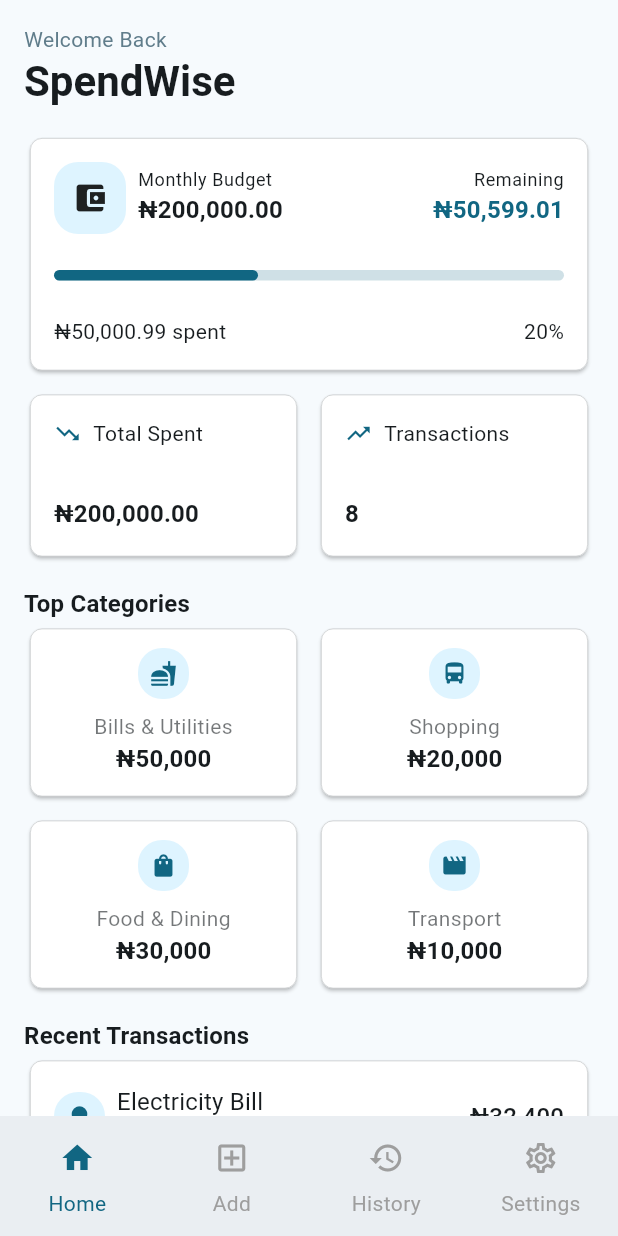
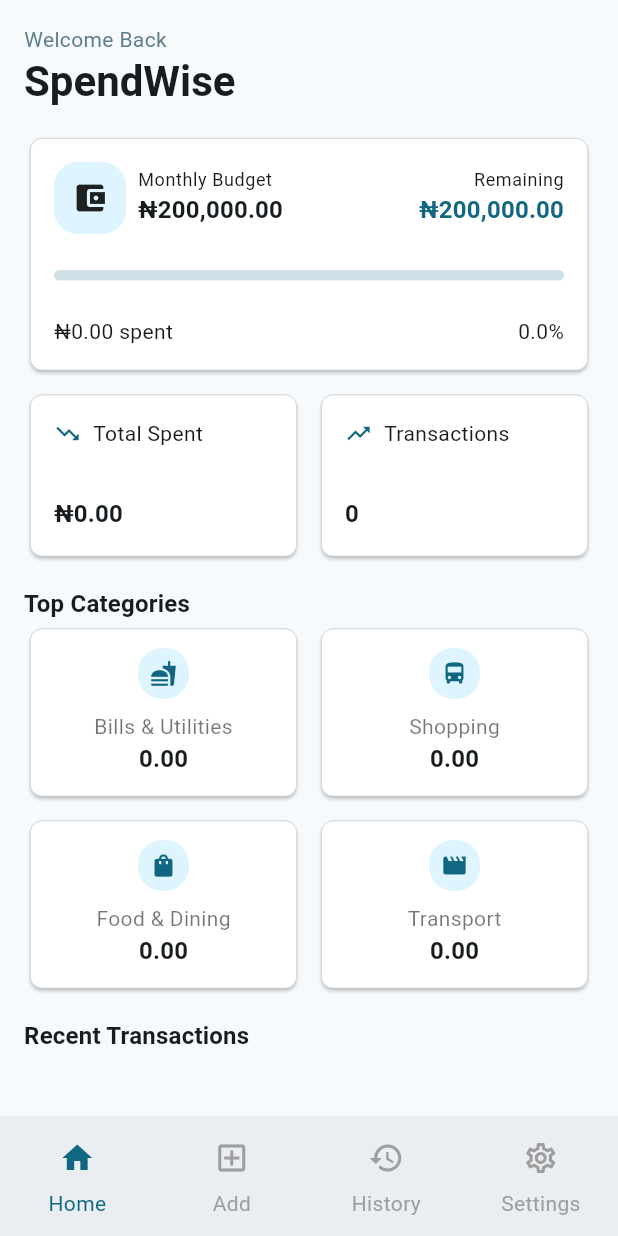
Before and after one commit to crystalz05/expense_tracker_flutter_app, a Flutter app: the screen it shows after launch, on a phone screen of 412 x 824 dp. Run offline on Flutter 3.47's test engine with Material 3 defaults, Android fonts, the light colour scheme and no system bars; our stand-ins replace dartz, equatable, flutter_bloc, get_it, hive, hive_flutter; accounts and stored records are empty.

Commit message:
Integrated the home page

```diff
--- /dev/null
+++ b/lib/features/expenses/domain/usecases/get_total_by_category.dart
@@ -0,0 +1,12 @@
+
+import 'package:expenses_tracker_app/features/expenses/domain/entities/expense.dart';
+
+class GetCategoryTotals {
+  Map<String, double> call(List<Expense> expenses){
+    final Map<String, double> totals = {};
+    for( var expense in expenses){
+      totals.update(expense.category, (value) => value + expense.amount, ifAbsent: ()=> expense.amount);
+    }
+    return totals;
+  }
+}
--- /dev/null
+++ b/lib/features/expenses/domain/usecases/get_total_spent.dart
@@ -0,0 +1,14 @@
+
+
+import 'package:expenses_tracker_app/features/expenses/domain/entities/expense.dart';
+
+class GetTotalSpent {
+
+  double call(List<Expense> expenses){
+    return expenses.fold(
+        0.0,
+        (sum, expense) => sum + expense.amount,
+    );
+  }
+
+}
--- a/lib/features/expenses/presentation/bloc/expense_bloc.dart
+++ b/lib/features/expenses/presentation/bloc/expense_bloc.dart
@@ -4,6 +4,8 @@
 import 'package:expenses_tracker_app/features/expenses/domain/usecases/delete_expense.dart';
 import 'package:expenses_tracker_app/features/expenses/domain/usecases/get_expense_by_id.dart';
 import 'package:expenses_tracker_app/features/expenses/domain/usecases/get_expenses.dart';
+import 'package:expenses_tracker_app/features/expenses/domain/usecases/get_total_by_category.dart';
+import 'package:expenses_tracker_app/features/expenses/domain/usecases/get_total_spent.dart';
 import 'package:expenses_tracker_app/features/expenses/domain/usecases/update_expense.dart';
 import 'package:expenses_tracker_app/features/expenses/presentation/bloc/expense_event.dart';
 import 'package:expenses_tracker_app/features/expenses/presentation/bloc/expense_state.dart';
@@ -11,6 +13,8 @@
 
 class ExpenseBloc extends Bloc<ExpenseEvent, ExpenseState> {
 
+  final GetCategoryTotals getCategoryTotals;
+  final GetTotalSpent getTotalSpent;
   final GetExpenses getExpenses;
   final GetExpenseById getExpenseById;
   final AddExpense addExpense;
@@ -18,6 +22,8 @@
   final DeleteExpense deleteExpense;
 
   ExpenseBloc({
+    required this.getCategoryTotals,
+    required this.getTotalSpent,
     required this.getExpenses,
     required this.getExpenseById,
     required this.addExpense,
@@ -40,7 +46,11 @@
 
     result.fold(
           (failure) => emit(ExpenseError(failure.message)),
-          (expenses) => emit(ExpensesLoaded(expenses)),
+          (expenses) {
+            final totalSpent = getTotalSpent(expenses);
+            final categoryTotals = getCategoryTotals(expenses);
+            emit(ExpensesLoaded(expenses, totalSpent, categoryTotals));
+          },
     );
   }
 
--- a/lib/features/expenses/presentation/bloc/expense_state.dart
+++ b/lib/features/expenses/presentation/bloc/expense_state.dart
@@ -23,10 +23,12 @@
 
 class ExpensesLoaded extends ExpenseState{
   final List<Expense> expenses;
-  const ExpensesLoaded(this.expenses);
+  final double totalSpent;
+  final Map<String, double> categoryTotals;
+  const ExpensesLoaded(this.expenses, this.totalSpent, this.categoryTotals);
 
   @override
-  List<Object?> get props => [expenses];
+  List<Object?> get props => [expenses, totalSpent, categoryTotals];
 }
 
 class ExpenseLoaded extends ExpenseState{
--- /dev/null
+++ b/lib/features/expenses/presentation/misc/formatter.dart
@@ -0,0 +1,4 @@
+
+import 'package:intl/intl.dart';
+
+final formatter = NumberFormat('#,##0.00', 'en_US');
--- a/lib/features/expenses/presentation/pages/home_page.dart
+++ b/lib/features/expenses/presentation/pages/home_page.dart
@@ -1,10 +1,14 @@
 
+import 'package:expenses_tracker_app/features/expenses/presentation/bloc/expense_bloc.dart';
+import 'package:expenses_tracker_app/features/expenses/presentation/bloc/expense_state.dart';
+import 'package:expenses_tracker_app/features/expenses/presentation/misc/formatter.dart';
 import 'package:expenses_tracker_app/features/expenses/presentation/mock_data/mock_data.dart';
 import 'package:expenses_tracker_app/features/expenses/presentation/widgets/balance_card_widget.dart';
 import 'package:expenses_tracker_app/features/expenses/presentation/widgets/collapsible_transaction_list.dart';
 import 'package:expenses_tracker_app/features/expenses/presentation/widgets/spend_and_transaction_widget.dart';
 import 'package:expenses_tracker_app/features/expenses/presentation/widgets/top_categories_widget.dart';
 import 'package:flutter/material.dart';
+import 'package:flutter_bloc/flutter_bloc.dart';
 
 class HomePage extends StatelessWidget {
   const HomePage({super.key});
@@ -22,19 +26,29 @@
     return SingleChildScrollView(
         child: Padding(
             padding: EdgeInsetsGeometry.all(16),
-            child: Column(
+            child:
+            BlocBuilder<ExpenseBloc, ExpenseState>(
+              builder: (context, state){
+                if(state is ExpenseLoading){
+                  return const Center(child: CircularProgressIndicator());
+                }else if(state is ExpenseError){
+                  return Center(child: Text('Error: ${state.message}'));
+                }else if(state is ExpensesLoaded){
+
+                  return
+                    Column(
                       crossAxisAlignment: CrossAxisAlignment.start,
                       children: [
                         Text("Welcome Back", style: Theme.of(context).textTheme.bodyMedium?.copyWith(color: Colors.blueGrey)),
                         Text("SpendWise", style: Theme.of(context).textTheme.headlineMedium?.copyWith(fontWeight: FontWeight.bold)),
                         SizedBox(height: 16),
-                BalanceCardWidget(),
+                        BalanceCardWidget(totalSpent: state.totalSpent),
                         SizedBox(height: 8),
                         Row(
                           children: [
-                    SpendAndTransactionWidget(title: "Total Spent", subTitle: "₦200,000.00", icon: Icons.trending_down),
+                            SpendAndTransactionWidget(title: "Total Spent", subTitle: "₦${formatter.format(state.totalSpent)}", icon: Icons.trending_down),
                             SizedBox(width: 8),
-                    SpendAndTransactionWidget(title: "Transactions", subTitle: "8", icon: Icons.trending_up)
+                            SpendAndTransactionWidget(title: "Transactions", subTitle: "${state.expenses.length}", icon: Icons.trending_up)
                           ],
                         ),
                         SizedBox(height: 16),
@@ -53,6 +67,7 @@
                             itemBuilder: (context, index){
                               final category = topCategories[index];
                               return TopCategoriesWidget(
+                                  category: state.categoryTotals,
                                   title: category["title"],
                                   subTitle: category["subTitle"],
                                   icon: category["icon"]
@@ -61,8 +76,12 @@
                         ),
                         SizedBox(height: 16),
                         Text("Recent Transactions", style: Theme.of(context).textTheme.titleMedium?.copyWith(fontWeight: FontWeight.bold)),
-                CollapsibleTransactionList(transactions: recentTransactions)
+                        CollapsibleTransactionList(transactions: state.expenses)
                       ],
+                    );
+                }
+                return Container();
+              },
             )
         )
     );
--- a/lib/features/expenses/presentation/widgets/balance_card_widget.dart
+++ b/lib/features/expenses/presentation/widgets/balance_card_widget.dart
@@ -1,15 +1,24 @@
 
 
+import 'package:expenses_tracker_app/features/expenses/domain/entities/expense.dart';
+import 'package:expenses_tracker_app/features/expenses/presentation/misc/formatter.dart';
 import 'package:flutter/cupertino.dart';
 import 'package:flutter/material.dart';
 
 class BalanceCardWidget extends StatelessWidget {
-  const BalanceCardWidget({super.key});
+
+  final double totalSpent;
+
+  const BalanceCardWidget({super.key, required this.totalSpent});
 
 
 
   @override
   Widget build(BuildContext context) {
+    final double monthlyBudget = 200000;
+    final double fraction = totalSpent / monthlyBudget;
+    final String percentage = (fraction * 100).toStringAsFixed(1);
+
     return Card(
       color: Colors.white,
       elevation: 1,
@@ -38,7 +47,7 @@
                       crossAxisAlignment: CrossAxisAlignment.start,
                       children: [
                         Text("Monthly Budget", style: Theme.of(context).textTheme.bodySmall,),
-                        Text("₦200,000.00", style: Theme.of(context).textTheme.titleMedium?.copyWith(fontWeight: FontWeight.bold))
+                        Text("₦${formatter.format(monthlyBudget)}", style: Theme.of(context).textTheme.titleMedium?.copyWith(fontWeight: FontWeight.bold))
                       ],
                     ),
                   ],
@@ -47,7 +56,7 @@
                   crossAxisAlignment: CrossAxisAlignment.end,
                   children: [
                     Text("Remaining", style: Theme.of(context).textTheme.bodySmall,),
-                    Text("₦50,599.01", style: Theme.of(context).textTheme.titleMedium
+                    Text("₦${formatter.format(200000-totalSpent)}", style: Theme.of(context).textTheme.titleMedium
                         ?.copyWith(
                         fontWeight: FontWeight.bold,
                         color: Theme.of(context).primaryColor))
@@ -65,7 +74,7 @@
               ),
               child: FractionallySizedBox(
                 alignment: Alignment.centerLeft,
-                widthFactor: 0.4,
+                widthFactor: fraction,
                 child: Container(
                   decoration: BoxDecoration(
                       color: Theme.of(context).primaryColor,
@@ -78,8 +87,8 @@
             Row(
               mainAxisAlignment: MainAxisAlignment.spaceBetween,
               children: [
-                Text("₦50,000.99 spent"),
-                Text("20%")
+                Text("₦${formatter.format(totalSpent)} spent"),
+                Text("$percentage%")
               ],
             )
           ],
--- a/lib/features/expenses/presentation/widgets/collapsible_transaction_list.dart
+++ b/lib/features/expenses/presentation/widgets/collapsible_transaction_list.dart
@@ -1,10 +1,12 @@
 
+import 'package:expenses_tracker_app/features/expenses/domain/entities/expense.dart';
+import 'package:expenses_tracker_app/features/expenses/presentation/misc/formatter.dart';
 import 'package:expenses_tracker_app/features/expenses/presentation/widgets/transaction_widget.dart';
 import 'package:flutter/material.dart';
 
 class CollapsibleTransactionList extends StatefulWidget {
 
-  final List<Map<String, dynamic>> transactions;
+  final List<Expense> transactions;
 
   const CollapsibleTransactionList({super.key, required this.transactions});
 
@@ -48,10 +50,10 @@
                         ),
                       ),
                       child: TransactionWidget(
-                          icon: transac['icon'],
-                          description: transac['title'],
-                          date: transac['date'],
-                          amount: transac['amount']
+                          icon: Icons.no_food_rounded,
+                          description: transac.description ?? "",
+                          date: transac.updatedAt,
+                          amount: formatter.format(transac.amount)
                       ),
                     );
                   }
--- a/lib/features/expenses/presentation/widgets/top_categories_widget.dart
+++ b/lib/features/expenses/presentation/widgets/top_categories_widget.dart
@@ -1,15 +1,18 @@
 
 
+import 'package:expenses_tracker_app/features/expenses/presentation/misc/formatter.dart';
 import 'package:flutter/material.dart';
 
 class TopCategoriesWidget extends StatelessWidget {
 
+  final Map<String, double> category;
   final String title;
   final String subTitle;
   final IconData icon;
 
   const TopCategoriesWidget({
     super.key,
+    required this.category,
     required this.title,
     required this.subTitle,
     required this.icon,
@@ -17,8 +20,7 @@
 
   @override
   Widget build(BuildContext context) {
-    return Expanded(
-      child: Card(
+    return Card(
         color: Colors.white,
         elevation: 1,
         shape: RoundedRectangleBorder(
@@ -42,12 +44,11 @@
               SizedBox(height: 8),
               Text(title, style: Theme.of(context).textTheme.bodyMedium?.copyWith(color: Theme.of(context).colorScheme.onSurface.withValues(alpha: 0.6)),
               ),
-              Text(subTitle, style: Theme.of(context).textTheme.titleMedium?.copyWith(fontWeight: FontWeight.bold)
+              Text(formatter.format(category[title] ?? 0.0), style: Theme.of(context).textTheme.titleMedium?.copyWith(fontWeight: FontWeight.bold)
               ),
             ],
           ),
         ),
-      ),
     );
   }
 }
--- a/lib/injection_container.dart
+++ b/lib/injection_container.dart
@@ -8,6 +8,8 @@
 import 'package:expenses_tracker_app/features/expenses/domain/usecases/delete_expense.dart';
 import 'package:expenses_tracker_app/features/expenses/domain/usecases/get_expense_by_id.dart';
 import 'package:expenses_tracker_app/features/expenses/domain/usecases/get_expenses.dart';
+import 'package:expenses_tracker_app/features/expenses/domain/usecases/get_total_by_category.dart';
+import 'package:expenses_tracker_app/features/expenses/domain/usecases/get_total_spent.dart';
 import 'package:expenses_tracker_app/features/expenses/domain/usecases/update_expense.dart';
 import 'package:expenses_tracker_app/features/expenses/presentation/bloc/expense_bloc.dart';
 import 'package:get_it/get_it.dart';
@@ -30,6 +32,8 @@
       ()=> ExpenseRepositoryImpl(localDatasource: sl<ExpensesLocalDatasource>()),
   );
 
+  sl.registerLazySingleton(()=> GetCategoryTotals());
+  sl.registerLazySingleton(()=> GetTotalSpent());
   sl.registerLazySingleton(()=> GetExpenses(sl()));
   sl.registerLazySingleton(()=> GetExpenseById(sl()));
   sl.registerLazySingleton(()=> AddExpense(sl()));
@@ -38,6 +42,8 @@
 
   sl.registerFactory(
       ()=> ExpenseBloc(
+          getCategoryTotals: sl(),
+          getTotalSpent: sl(),
           getExpenses: sl(),
           getExpenseById: sl(),
           addExpense: sl(),
@@ -45,6 +51,4 @@
           deleteExpense: sl()
       )
   );
-
-  sl.registerSingleton(()=> GetExpenses(sl()));
 }
--- a/lib/main.dart
+++ b/lib/main.dart
@@ -1,4 +1,5 @@
 import 'package:expenses_tracker_app/features/expenses/presentation/bloc/expense_bloc.dart';
+import 'package:expenses_tracker_app/features/expenses/presentation/bloc/expense_event.dart';
 import 'package:expenses_tracker_app/features/expenses/presentation/pages/home_page.dart';
 import 'package:expenses_tracker_app/features/expenses/presentation/pages/main_page.dart';
 import 'package:expenses_tracker_app/injection_container.dart';
@@ -10,7 +11,7 @@
   await init();
   runApp(
     BlocProvider(
-        create: (_) =>  sl<ExpenseBloc>(),
+        create: (_) =>  sl<ExpenseBloc>()..add(LoadExpensesEvent()),
         child: const MyApp()
     )
   );
```
Lines whose indentation alone changed are shown as unchanged.
